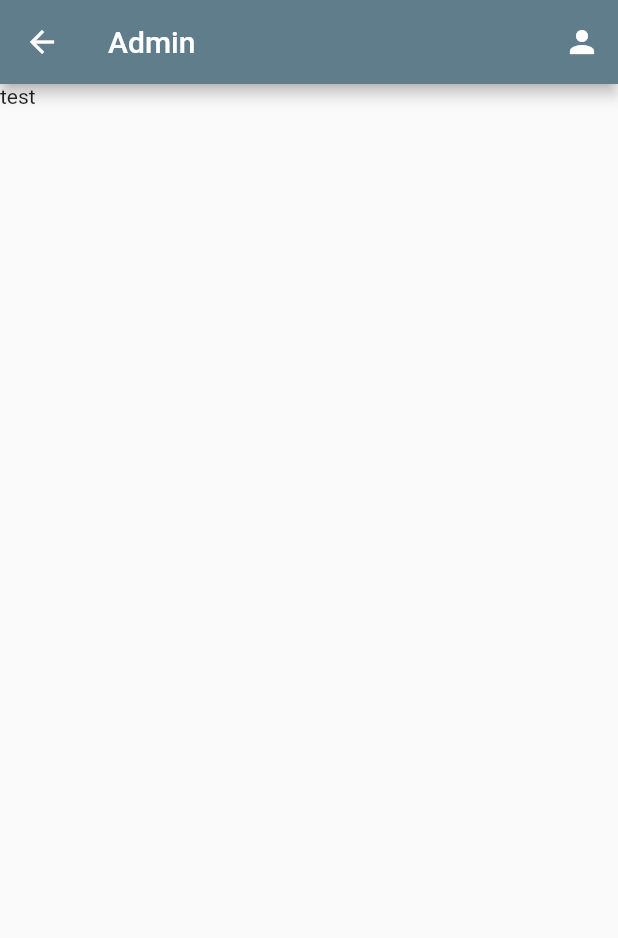
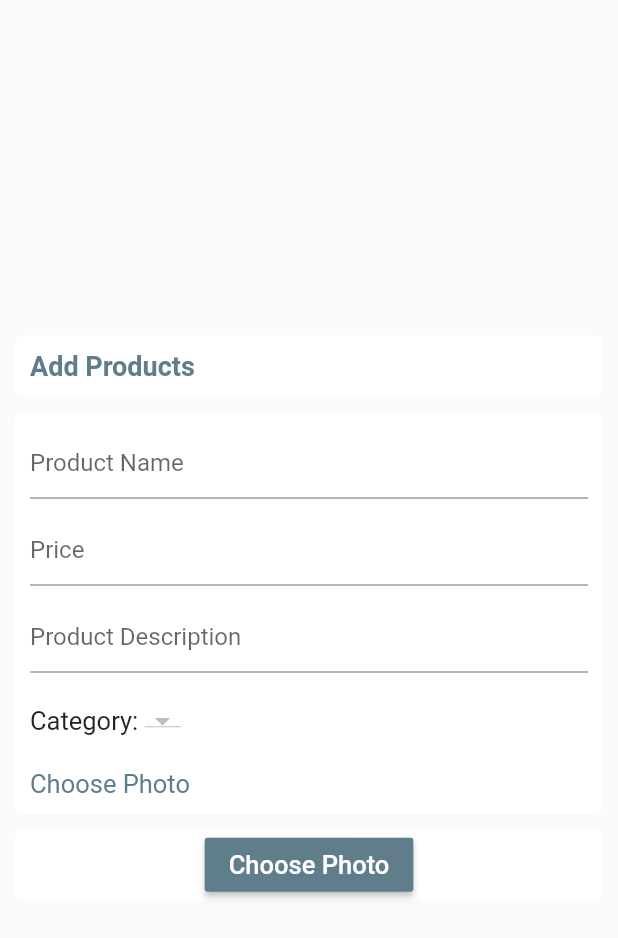
Before and after one commit to ahmedihabb2/MARKET.NET, a Flutter app: the AddProducts widget shown alone on an empty page, opened directly, on a phone screen of 412 x 824 dp. Shown: the top 938 px of the screen. Run offline on Flutter 3.47's test engine with Material 2 defaults, Android fonts, the phone set to English and light mode, and no system bars; our stand-ins replace cloud_firestore, firebase_auth, firebase_core; accounts and stored records are empty; network calls fail.

Commit message:
Add Products Screen Design

```diff
--- a/lib/AdminScreens/AddProducts.dart
+++ b/lib/AdminScreens/AddProducts.dart
@@ -1,12 +1,111 @@
 import 'package:flutter/material.dart';
-import 'package:market_net/SharedModules/CustomAppBar.dart';
 
 class AddProducts extends StatelessWidget {
   @override
   Widget build(BuildContext context) {
-    return Scaffold(
-      appBar: CustomAppBar(title: "Admin"),
-      body: Text("test"),
+    return Padding(
+      padding: EdgeInsets.all(10.0),
+      child: Column(
+        mainAxisAlignment: MainAxisAlignment.center,
+       children: [
+         Container(
+           padding: EdgeInsets.all(10.0),
+           decoration: BoxDecoration(
+             borderRadius: BorderRadius.all(Radius.circular(5.0)),
+             color: Colors.white,
+           ),
+           width:double.infinity,
+           child: Text(
+             "Add Products",
+             style: TextStyle(
+               color: Colors.blueGrey,
+               fontWeight: FontWeight.w600,
+               fontSize: 18.0,
+             ),
+           ),
+         ),
+         SizedBox(height: 10.0,),
+         Container(
+           padding: EdgeInsets.all(10.0),
+           decoration: BoxDecoration(
+             borderRadius: BorderRadius.all(Radius.circular(5.0)),
+             color: Colors.white,
+           ),
+           child: Column(
+             children: [
+               TextFormField(
+                 decoration: InputDecoration(
+                   hintText: "Product Name",
+                 ),
+               ),
+               SizedBox(height: 10.0,),
+               TextFormField(
+                 decoration: InputDecoration(
+                   hintText: "Price",
+                 ),
+               ),
+               SizedBox(height: 10.0,),
+               TextFormField(
+                 decoration: InputDecoration(
+                   hintText: "Product Description",
+                 ),
+               ),
+               SizedBox(height: 20.0),
+               Row(
+                 children: [
+                   Text(
+                     "Category: ",
+                     style: TextStyle(
+                       fontSize: 17.0,
+                     ),
+                   ),
+                   DropdownButton(items: []),
+                 ],
+               ),
+               SizedBox(height: 20.0),
+               Row(
+                 children: [
+                   InkWell(
+                     onTap: (){},
+                     child: Text(
+                       "Choose Photo",
+                       style: TextStyle(
+                         fontSize: 17.0,
+                         color: Colors.blueGrey,
+                       ),
+                     ),
+                   ),
+                 ],
+               ),
+             ],
+           ),
+         ),
+         SizedBox(height: 10.0),
+         Container(
+           decoration: BoxDecoration(
+             borderRadius: BorderRadius.all(Radius.circular(5.0)),
+             color: Colors.white,
+           ),
+           width: double.infinity,
+           child: Row(
+             mainAxisAlignment: MainAxisAlignment.center,
+             children: [
+               RaisedButton(
+                 onPressed: (){},
+                 child: Text(
+                   "Choose Photo",
+                   style: TextStyle(
+                     fontSize: 17.0,
+                     color: Colors.white,
+                   ),
+                 ),
+                 color: Colors.blueGrey,
+               ),
+             ],
+           ),
+         ),
+       ],
+      ),
     );
   }
 }
--- a/lib/SharedModules/CustomAppBar.dart
+++ b/lib/SharedModules/CustomAppBar.dart
@@ -1,5 +1,5 @@
 import 'package:flutter/material.dart';
-import 'package:market_net/AdminScreens/AddProducts.dart';
+import 'package:market_net/AdminScreens/AdminPanelHome.dart';
 import 'package:market_net/Models/UserModel.dart';
 import 'package:market_net/UserScreens/UserProfile.dart';
 
@@ -40,8 +40,8 @@ class _CustomAppBarState extends State<CustomAppBar> {
       ),
       backgroundColor: Colors.blueGrey,
       actions: [
-        isAdmin && widget.title != "Admin" ? IconButton(icon: Icon(Icons.admin_panel_settings), onPressed: (){
-          Navigator.push(context, MaterialPageRoute(builder: (context) => (AddProducts())));
+        isAdmin && widget.title != AdminPanel.title ? IconButton(icon: Icon(Icons.admin_panel_settings), onPressed: (){
+          Navigator.push(context, MaterialPageRoute(builder: (context) => (AdminPanel())));
         }) : SizedBox(),
         widget.title != UserProfile.title ? IconButton(icon: Icon(Icons.person), onPressed: (){
           Navigator.push(context, MaterialPageRoute(builder: (context) => UserProfile()));
--- a/lib/main.dart
+++ b/lib/main.dart
@@ -4,7 +4,6 @@ import 'package:market_net/Auth%20Services/authServices.dart';
 import 'package:provider/provider.dart';
 
 import 'Auth Services/Wrapper.dart';
-import 'Authentication Pages/Signin.dart';
 
 
 void main()
```
Also changed, not shown: lib/AdminScreens/AdminPanelHome.dart (added, +38 -0 lines), lib/AdminScreens/ViewPurchases.dart (added, +10 -0 lines), pubspec.lock, 1 other file.
